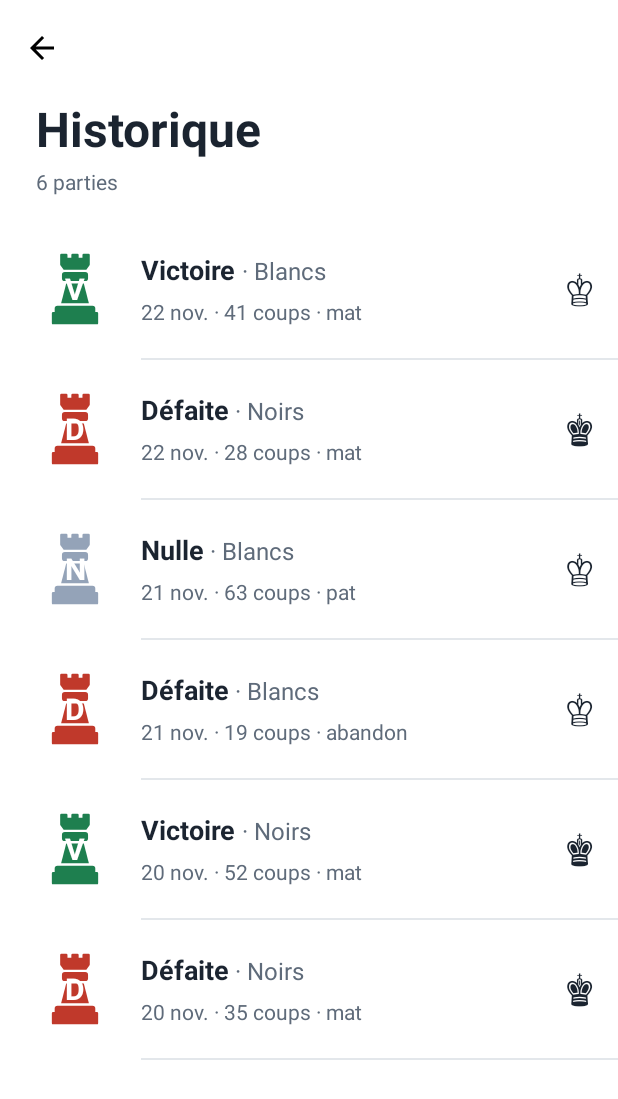
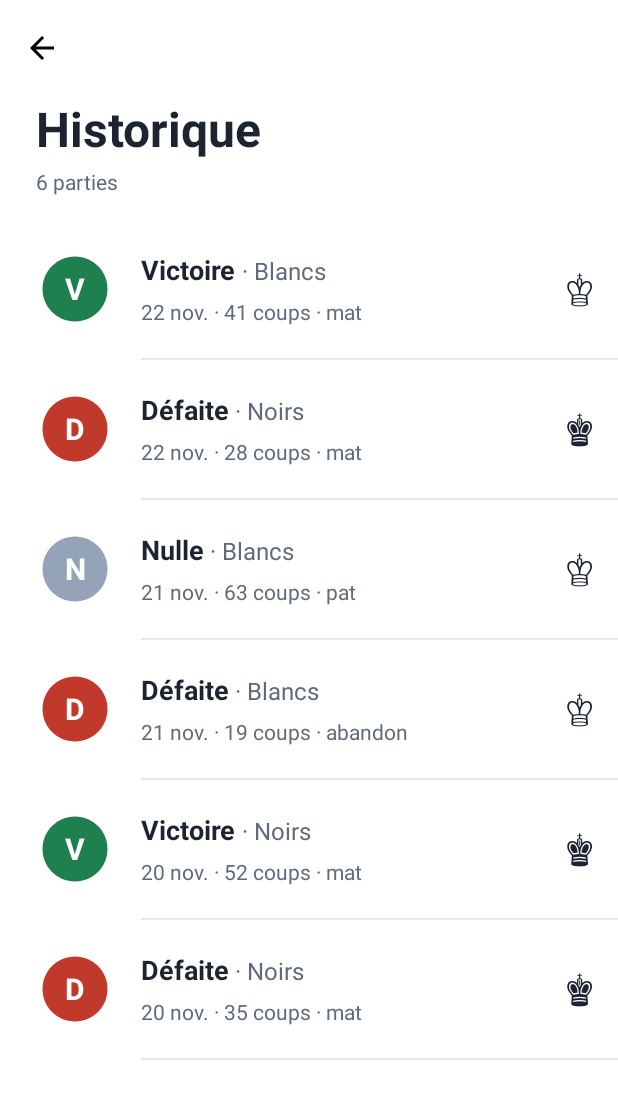
Before and after one commit to Mohamed23012/TP_Philidor, an Android app: the HistoryActivity screen opened directly, with no data from a screen before it, on a phone screen of 412 x 824 dp. Shown: the top 1099 px of the screen. Run offline under Robolectric (Android 15) with nearby library versions, the phone set to English and light mode, and no system bars.

Commit message:
deuxieme partie

```diff
--- /dev/null
+++ b/app/src/main/res/drawable/baseline_circle_24.xml
@@ -0,0 +1,20 @@
+<!--
+  ~ Copyright (C) 2026 The Android Open Source Project
+  ~
+  ~ Licensed under the Apache License, Version 2.0 (the "License");
+  ~ you may not use this file except in compliance with the License.
+  ~ You may obtain a copy of the License at
+  ~
+  ~      http://www.apache.org/licenses/LICENSE-2.0
+  ~
+  ~ Unless required by applicable law or agreed to in writing, software
+  ~ distributed under the License is distributed on an "AS IS" BASIS,
+  ~ WITHOUT WARRANTIES OR CONDITIONS OF ANY KIND, either express or implied.
+  ~ See the License for the specific language governing permissions and
+  ~ limitations under the License.
+  -->
+<vector xmlns:android="http://schemas.android.com/apk/res/android" android:height="24dp" android:tint="#000000" android:viewportHeight="24" android:viewportWidth="24" android:width="24dp">
+
+    <path android:fillColor="@android:color/white" android:pathData="M12,2C6.47,2 2,6.47 2,12s4.47,10 10,10 10,-4.47 10,-10S17.53,2 12,2z"/>
+
+</vector>
--- a/app/src/main/res/layout/item_history.xml
+++ b/app/src/main/res/layout/item_history.xml
@@ -19,7 +19,7 @@
             android:id="@+id/textAvatar"
             android:layout_width="52dp"
             android:layout_height="52dp"
-            android:background="@drawable/logo_echecs"
+            android:background="@drawable/baseline_circle_24"
             android:gravity="center"
             android:textColor="#FFFFFF"
             android:textSize="20sp"
```
Also changed, not shown: app/src/main/res/menu/menu_history.xml (line endings or trailing spaces).
